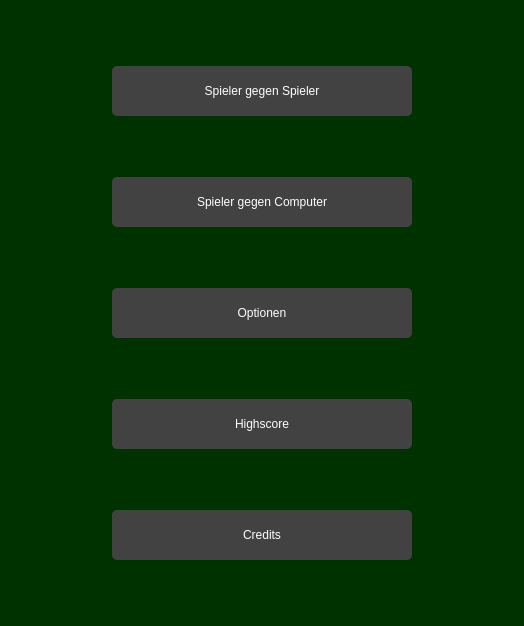
Old version of the form menuwidget.ui in the repository Rhagnur/BelegReversi.
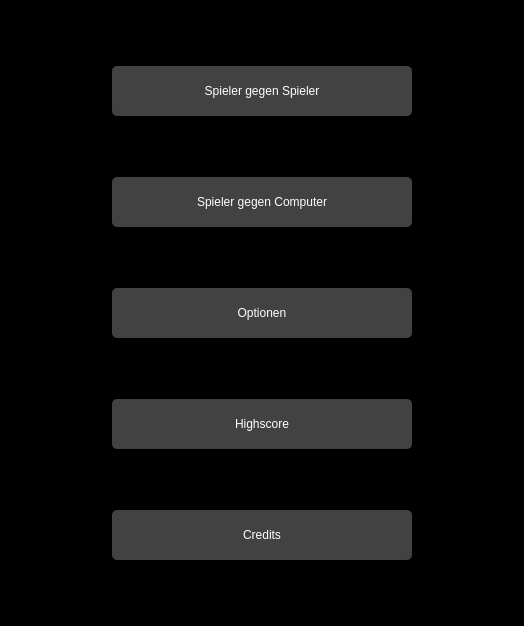
New version of the form.

Commit message: PvP-Menu und erste Einstellungen hinzugefügt - pvpWidget + ui erstellt und nötige Elemente hinzugefügt, Platzhalter für Moduseinstellung - in controllerField setter Methoden für Playername hinzugefügt

```diff
--- a/menuwidget.ui
+++ b/menuwidget.ui
@@ -20,7 +20,7 @@
    <string>MenuWidget</string>
   </property>
   <property name="styleSheet">
-   <string notr="true">background-color: rgb(0, 50, 0);
+   <string notr="true">background-color: rgb(0, 0, 0);
 border: 0;</string>
   </property>
   <layout class="QHBoxLayout" name="horizontalLayout">
```
The commit also changes 5 other files.
